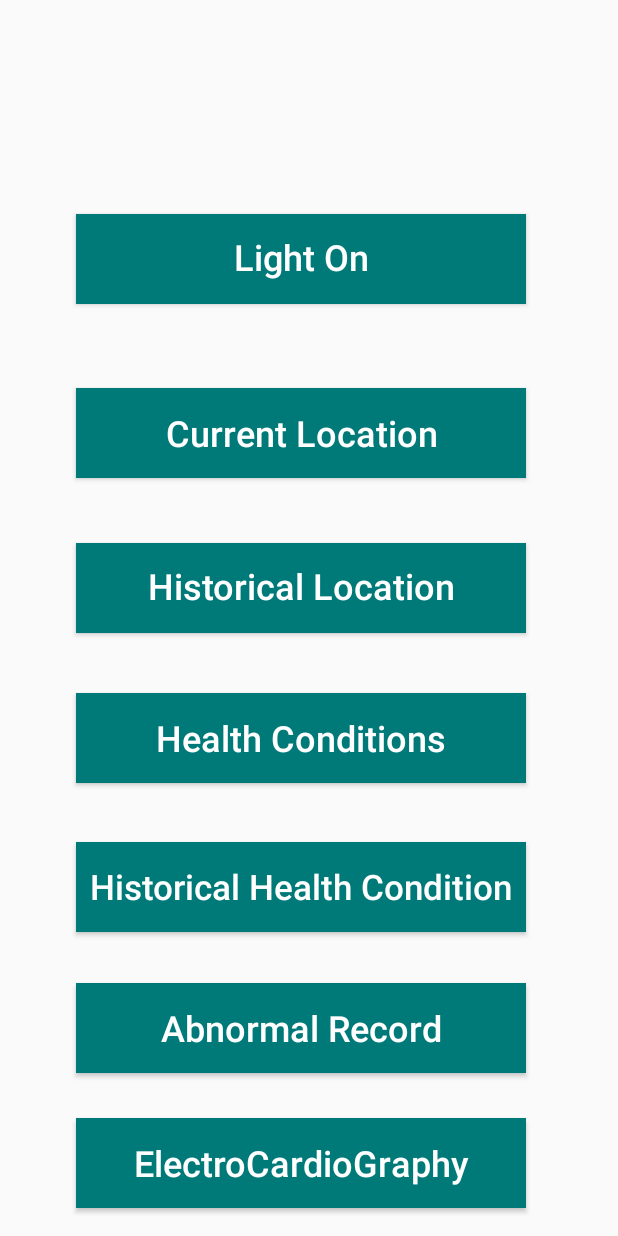
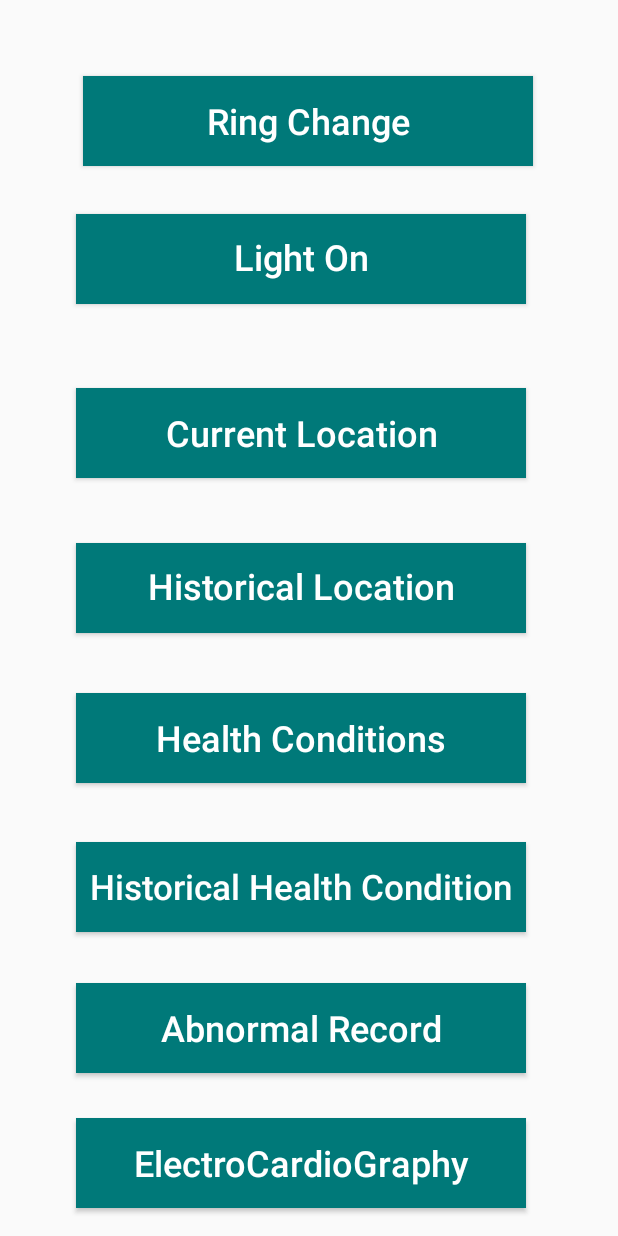
Before and after one commit to PeNDy2o8/TW_App, an Android app: the screen it shows after launch (MainActivity), on a phone screen of 412 x 824 dp. Run offline under Robolectric (Android 15) with nearby library versions, the phone set to English and light mode, and no system bars.

Commit message:
通知聲

```diff
--- a/app/src/main/AndroidManifest.xml
+++ b/app/src/main/AndroidManifest.xml
@@ -5,7 +5,8 @@
 
     <uses-permission android:name="android.permission.INTERNET" />
     <uses-permission android:name="android.permission.ACCESS_NETWORK_STATE" />
-
+    <uses-permission android:name="android.permission.WRITE_SETTINGS"
+        tools:ignore="ProtectedPermissions" />
     <application
         android:allowBackup="true"
         android:dataExtractionRules="@xml/data_extraction_rules"
@@ -61,6 +62,9 @@
             android:name=".HistoryLocation"
             android:exported="false" />
         <activity
+            android:name=".RingChange"
+            android:exported="false" />
+        <activity
             android:name=".MainActivity"
             android:exported="true">
             <intent-filter>
--- a/app/src/main/java/com/example/twapp/MainActivity.java
+++ b/app/src/main/java/com/example/twapp/MainActivity.java
@@ -23,6 +23,7 @@ public class MainActivity extends AppCompatActivity {
     private Button btn_AbnormalRecord;
     private Button btn_showimage;
     private Button btn_Light;
+    private Button btn_RingChange;
 
 
     @Override
@@ -46,7 +47,7 @@ public class MainActivity extends AppCompatActivity {
         btn_AbnormalRecord = findViewById(R.id.btn_AbnormalRecord);
         btn_showimage = findViewById(R.id.btn_showimage);
         btn_Light = findViewById(R.id.btn_Light);
-
+        btn_RingChange = findViewById(R.id.btn_RingChange);
 
 
         btn_Light.setOnClickListener(new View.OnClickListener(){
@@ -116,6 +117,12 @@ public class MainActivity extends AppCompatActivity {
                 startActivity(intent);
             }
         });
-
+        btn_RingChange.setOnClickListener(new View.OnClickListener() {
+            @Override
+            public void onClick(View view) {
+                Intent intent = new Intent(MainActivity.this,RingChange.class);
+                startActivity(intent);
+            }
+        });
     }
 }
--- a/app/src/main/res/layout/activity_main.xml
+++ b/app/src/main/res/layout/activity_main.xml
@@ -141,6 +141,24 @@
         app:layout_constraintVertical_bias="0.321"
         tools:ignore="HardcodedText" />
 
+    <Button
+        android:id="@+id/btn_RingChange"
+        android:layout_width="300dp"
+        android:layout_height="60dp"
+        android:layout_marginTop="20dp"
+        android:background="@drawable/shape_capsule"
+        android:fontFamily="sans-serif-medium"
+        android:text="Ring Change"
+        android:textAllCaps="false"
+        android:textColor="@color/white"
+        android:textSize="24sp"
+        app:layout_constraintBottom_toBottomOf="parent"
+        app:layout_constraintEnd_toEndOf="parent"
+        app:layout_constraintHorizontal_bias="0.495"
+        app:layout_constraintStart_toStartOf="parent"
+        app:layout_constraintTop_toTopOf="parent"
+        app:layout_constraintVertical_bias="0.041"
+        tools:ignore="HardcodedText" />
 
 
 </androidx.constraintlayout.widget.ConstraintLayout>
```
